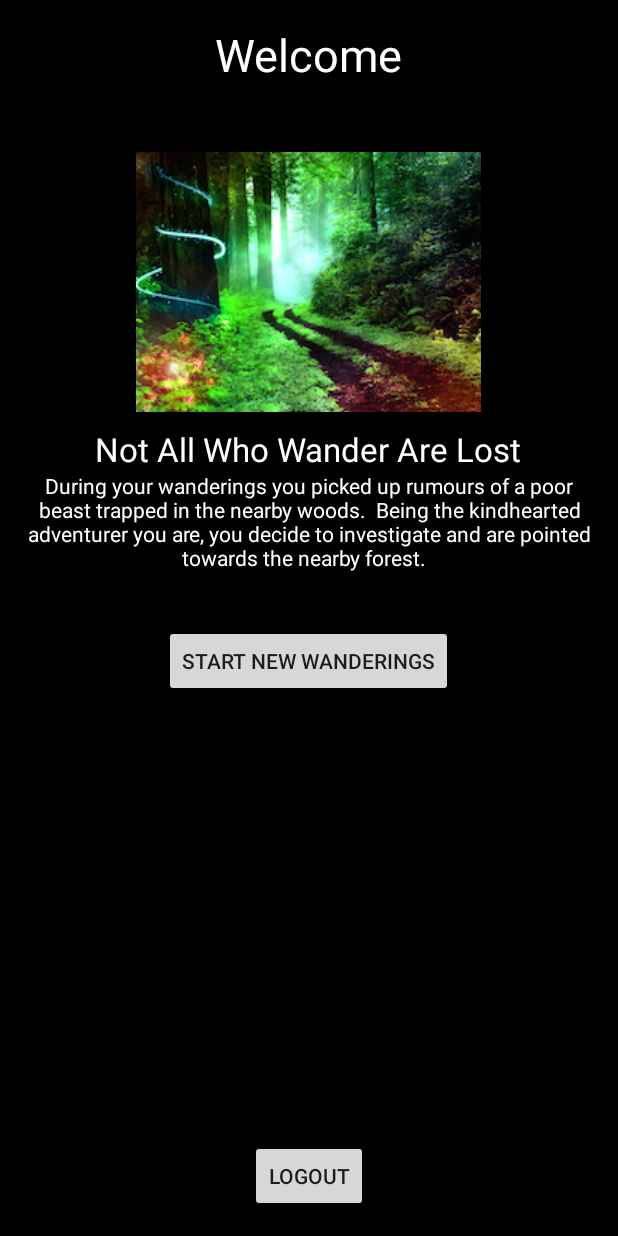
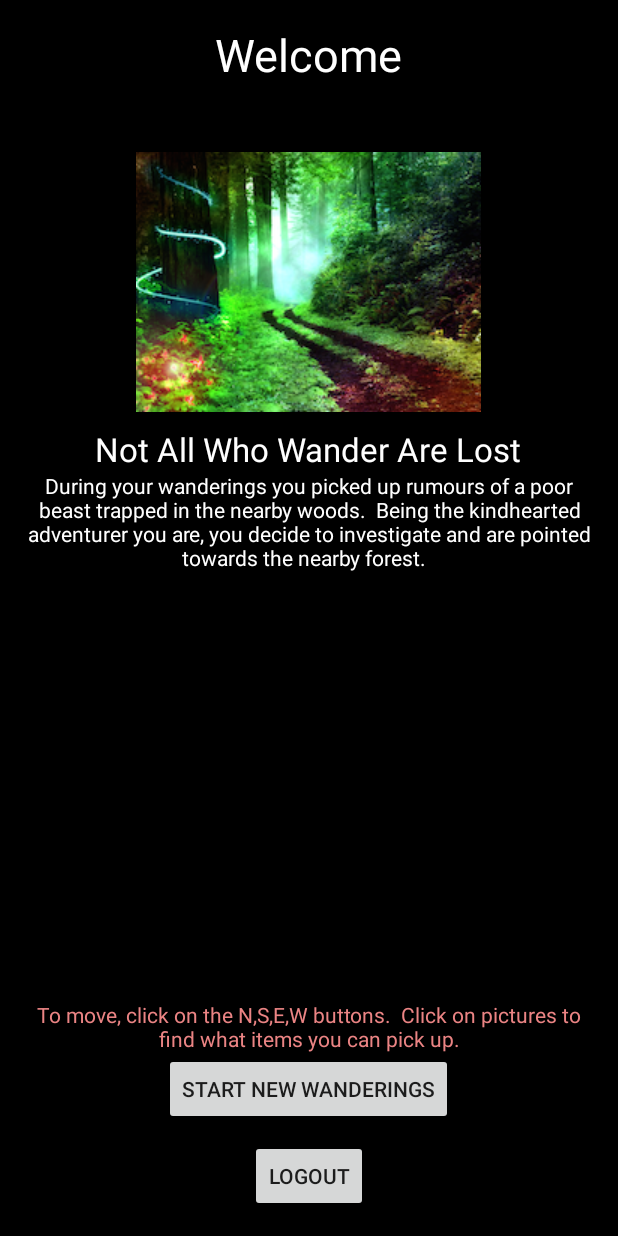
Before and after one commit to Aimee9/Android_SeekingOakhorn, an Android app: the MainActivity screen opened directly, with no data from a screen before it, on a phone screen of 412 x 824 dp. Run offline under Robolectric (Android 15) with nearby library versions, the phone set to English and light mode, and no system bars; libraries missing offline, so code that uses them is left out: com.activeandroid, com.activeandroid.annotation, com.activeandroid.query; 2 statements that could not run were skipped.

Commit message:
Fix bug of closing when logout

```diff
--- a/app/src/main/java/com/epicodus/seekingoakhorn/ui/MainActivity.java
+++ b/app/src/main/java/com/epicodus/seekingoakhorn/ui/MainActivity.java
@@ -48,6 +48,8 @@ public class MainActivity extends AppCompatActivity {
                 editor.clear();
                 editor.commit();
                 finish();
+                Intent intent = new Intent(MainActivity.this, RegisterActivity.class);
+                startActivity(intent);
             }
         });
 
--- a/app/src/main/res/layout/activity_main.xml
+++ b/app/src/main/res/layout/activity_main.xml
@@ -54,9 +54,8 @@
         android:layout_height="wrap_content"
         android:text="Start New Wanderings"
         android:id="@+id/newButton"
-        android:layout_marginTop="35dp"
-        android:layout_below="@+id/explanationText"
-        android:layout_centerHorizontal="true"/>
+        android:layout_above="@+id/logoutButton"
+        android:layout_centerHorizontal="true" />
 
     <Button
         style="?android:attr/buttonStyleSmall"
@@ -78,4 +77,15 @@
         android:textColor="@android:color/white"
         android:gravity="center"/>
 
+    <TextView
+        android:layout_width="wrap_content"
+        android:layout_height="wrap_content"
+        android:text="To move, click on the N,S,E,W buttons.  Click on pictures to find what items you can pick up."
+        android:id="@+id/textView"
+        android:textColor="#eb8484"
+        android:gravity="center"
+        android:layout_above="@+id/newButton"
+        android:layout_alignParentLeft="true"
+        android:layout_alignParentStart="true" />
+
 </RelativeLayout>
--- a/app/src/main/res/layout/activity_register.xml
+++ b/app/src/main/res/layout/activity_register.xml
@@ -28,7 +28,7 @@
     <TextView
         android:layout_width="wrap_content"
         android:layout_height="wrap_content"
-        android:text="A text based fantasy adventure game!  Wander the woods!  Meet magical creatures!  Solve puzzles!"
+        android:text="A fantasy adventure game!  Wander the woods!  Meet magical creatures!  Solve puzzles!"
         android:id="@+id/introText"
         android:layout_below="@+id/imageView"
         android:layout_centerHorizontal="true"
```
Also changed, not shown: 1 other file.
